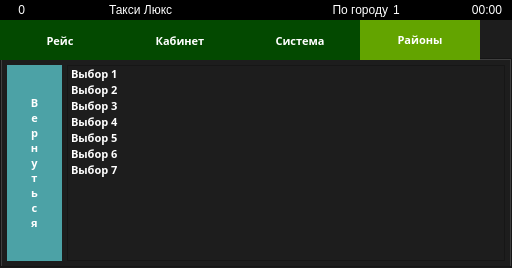
Qt form indigotaxi.ui (koolkhel/wince-taximeter) before a commit.
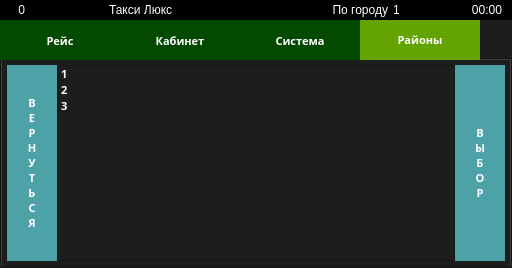
The same form after that commit. The open tabs and pages were chosen to show the change. Icons and pictures are not drawn.

The edit to the form file:
```diff
--- a/indigotaxi.ui
+++ b/indigotaxi.ui
@@ -36,11 +36,12 @@
     </sizepolicy>
    </property>
    <property name="styleSheet">
-    <string notr="true">#regionList QScrollBar:vertical, #regionListSettingsWidget QScrollBar:vertical {
+    <string notr="true">#regionList QScrollBar:vertical, #regionListSettingsWidget QScrollBar:vertical,
+#regionDetailsList QScrollBar:vertical {
       width: 80px;
 }
 
-#regionList, #regionListSettingsWidget {
+#regionList, #regionListSettingsWidget, #regionDetailsList {
 	font: 24pt &quot;Segoe UI&quot;;
 	font-weight: bold;
 }
@@ -2302,12 +2303,25 @@
            <attribute name="title">
             <string>Районы</string>
            </attribute>
-           <layout class="QHBoxLayout" name="horizontalLayout_11" stretch="1,8">
+           <layout class="QHBoxLayout" name="horizontalLayout_11" stretch="0">
             <property name="spacing">
              <number>5</number>
             </property>
             <property name="margin">
              <number>5</number>
+            </property>
+            <item>
+             <widget class="QStackedWidget" name="regionsSettingsStackedWidget">
+              <property name="currentIndex">
+               <number>0</number>
+              </property>
+              <widget class="QWidget" name="regionsSettingsPage1">
+               <layout class="QHBoxLayout" name="horizontalLayout_14" stretch="1,8,2">
+                <property name="spacing">
+                 <number>0</number>
+                </property>
+                <property name="margin">
+                 <number>0</number>
             </property>
             <item>
              <widget class="QPushButton" name="pushButton_21">
@@ -2369,6 +2383,96 @@
               </item>
              </widget>
             </item>
+                <item>
+                 <widget class="QPushButton" name="pushButton_16">
+                  <property name="sizePolicy">
+                   <sizepolicy hsizetype="Expanding" vsizetype="Expanding">
+                    <horstretch>0</horstretch>
+                    <verstretch>0</verstretch>
+                   </sizepolicy>
+                  </property>
+                  <property name="minimumSize">
+                   <size>
+                    <width>80</width>
+                    <height>0</height>
+                   </size>
+                  </property>
+                  <property name="text">
+                   <string>ВЫБОР</string>
+                  </property>
+                 </widget>
+                </item>
+               </layout>
+              </widget>
+              <widget class="QWidget" name="regionsSettingsPage2">
+               <layout class="QHBoxLayout" name="horizontalLayout_15" stretch="1,8,1">
+                <property name="spacing">
+                 <number>0</number>
+                </property>
+                <property name="margin">
+                 <number>0</number>
+                </property>
+                <item>
+                 <widget class="QPushButton" name="pushButton_17">
+                  <property name="sizePolicy">
+                   <sizepolicy hsizetype="Preferred" vsizetype="Expanding">
+                    <horstretch>0</horstretch>
+                    <verstretch>0</verstretch>
+                   </sizepolicy>
+                  </property>
+                  <property name="text">
+                   <string>В
+Е
+Р
+Н
+У
+Т
+Ь
+С
+Я</string>
+                  </property>
+                 </widget>
+                </item>
+                <item>
+                 <widget class="QListWidget" name="regionDetailsList">
+                  <item>
+                   <property name="text">
+                    <string>1</string>
+                   </property>
+                  </item>
+                  <item>
+                   <property name="text">
+                    <string>2</string>
+                   </property>
+                  </item>
+                  <item>
+                   <property name="text">
+                    <string>3</string>
+                   </property>
+                  </item>
+                 </widget>
+                </item>
+                <item>
+                 <widget class="QPushButton" name="pushButton_18">
+                  <property name="sizePolicy">
+                   <sizepolicy hsizetype="Preferred" vsizetype="Expanding">
+                    <horstretch>0</horstretch>
+                    <verstretch>0</verstretch>
+                   </sizepolicy>
+                  </property>
+                  <property name="text">
+                   <string>В
+Ы
+Б
+О
+Р</string>
+                  </property>
+                 </widget>
+                </item>
+               </layout>
+              </widget>
+             </widget>
+            </item>
            </layout>
           </widget>
          </widget>
```
Left out of the diff: 77 changed lines with no effect on the pictures. Lines whose indentation alone changed are shown as unchanged.
